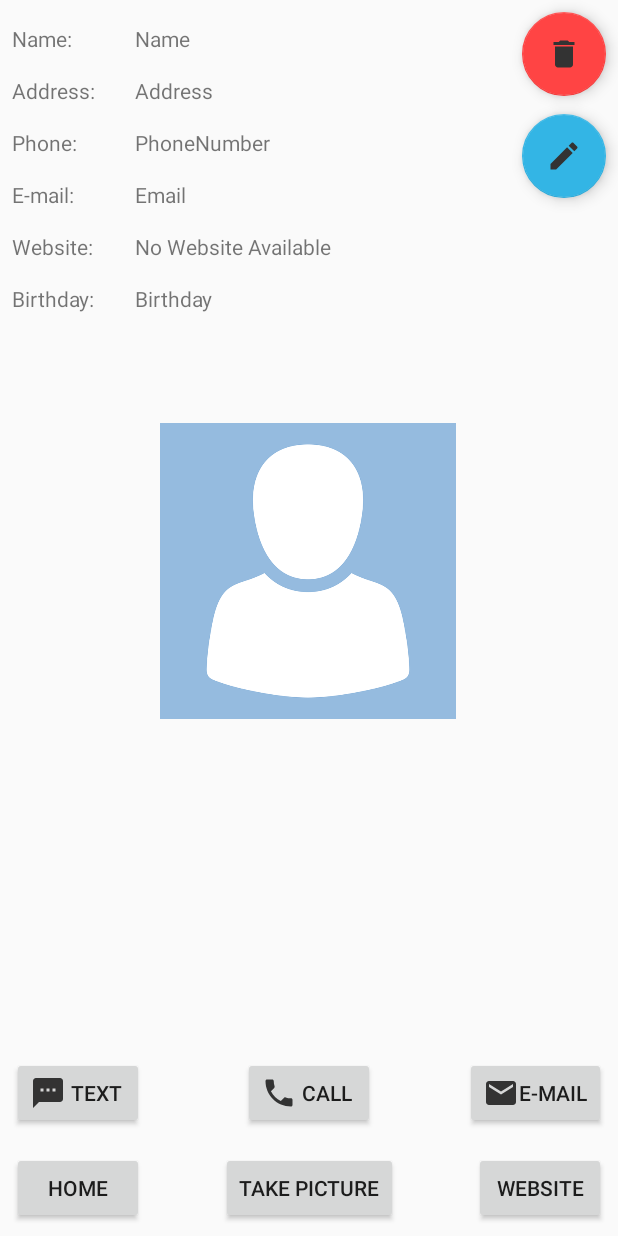
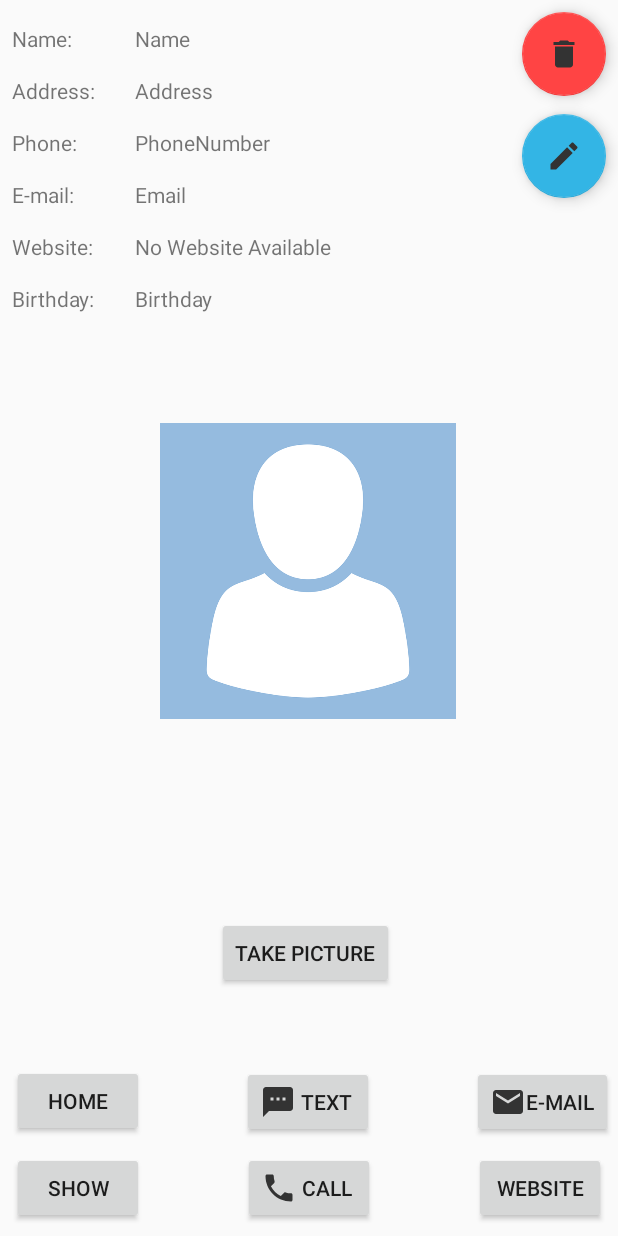
Before and after one commit to DanielSaaby/MyFriendList2, an Android app: the DetailActivity screen opened directly, with no data from a screen before it, on a phone screen of 412 x 824 dp. Run offline under Robolectric (Android 15) with nearby library versions, the phone set to English and light mode, and no system bars; pictures from the network do not load; 7 statements that could not run were skipped.

Commit message:
GPS SHITE

```diff
--- a/app/src/main/java/com/example/myfriendlist/DetailActivity.java
+++ b/app/src/main/java/com/example/myfriendlist/DetailActivity.java
@@ -279,9 +279,16 @@ public class DetailActivity extends AppCompatActivity implements IViewCallBack {
             public void onClick(View v) {
                 Toast.makeText(v.getContext(), "The EDIT function is not yet implemented", Toast.LENGTH_LONG).show();
             }
+
+
         });
 
+        findViewById(R.id.showBtn).setOnClickListener(new View.OnClickListener() {
+            @Override
+            public void onClick(View v) {
 
+            }
+        });
 
     }
 
--- a/app/src/main/java/com/example/myfriendlist/MapActivity.java
+++ b/app/src/main/java/com/example/myfriendlist/MapActivity.java
@@ -1,8 +1,11 @@
 package com.example.myfriendlist;
 
 import android.Manifest;
+import android.content.Context;
 import android.content.Intent;
 import android.content.pm.PackageManager;
+import android.location.Location;
+import android.location.LocationManager;
 import android.os.Bundle;
 import android.support.annotation.NonNull;
 import android.support.annotation.Nullable;
@@ -23,17 +26,18 @@ import com.google.android.gms.maps.model.LatLng;
 import com.google.android.gms.maps.model.Marker;
 import com.google.android.gms.maps.model.MarkerOptions;
 
-public class MapActivity extends FragmentActivity implements OnMapReadyCallback  {
+import static android.location.LocationManager.GPS_PROVIDER;
+
+public class MapActivity extends FragmentActivity implements OnMapReadyCallback {
 
     private static final LatLng BRISBANE = new LatLng(-27.47093, 153.0235);
     private Marker mBrisbane;
     private static final String TAG = "MapActivity";
-
+    private LocationManager locManager;
     private static final String FINE_LOCATION = Manifest.permission.ACCESS_FINE_LOCATION;
     private static final String COURSE_LOCATION = Manifest.permission.ACCESS_COARSE_LOCATION;
     private static final int LOCATION_PERMISSION_REQUEST_CODE = 1234;
     Friend f;
-
     private Boolean mLocationPermissionsGranted = false;
     private GoogleMap mMap;
 
@@ -44,7 +48,7 @@ public class MapActivity extends FragmentActivity implements OnMapReadyCallback
         SupportMapFragment mapFragment = (SupportMapFragment) getSupportFragmentManager()
                 .findFragmentById(R.id.map);
         mapFragment.getMapAsync(this);
-
+        locManager = (LocationManager) getSystemService(Context.LOCATION_SERVICE);
         f = (Friend) getIntent().getSerializableExtra("friend");
 
     }
@@ -53,10 +57,27 @@ public class MapActivity extends FragmentActivity implements OnMapReadyCallback
     public void onMapReady(GoogleMap googleMap) {
         mMap = googleMap;
 
-        // Add a marker in Sydney, Australia, and move the camera.
+        // Add a Home Marker from current friend
         LatLng home = new LatLng(f.getLatitude(), f.getLongitude());
         mMap.addMarker(new MarkerOptions().position(home).title("HOME"));
         mMap.moveCamera(CameraUpdateFactory.newLatLng(home));
+
+        if (ActivityCompat.checkSelfPermission(this, Manifest.permission.ACCESS_FINE_LOCATION) != PackageManager.PERMISSION_GRANTED && ActivityCompat.checkSelfPermission(this, Manifest.permission.ACCESS_COARSE_LOCATION) != PackageManager.PERMISSION_GRANTED) {
+            // TODO: Consider calling
+            //    ActivityCompat#requestPermissions
+            // here to request the missing permissions, and then overriding
+            //   public void onRequestPermissionsResult(int requestCode, String[] permissions,
+            //                                          int[] grantResults)
+            // to handle the case where the user grants the permission. See the documentation
+            // for ActivityCompat#requestPermissions for more details.
+            return;
+        }
+        Location location = locManager.getLastKnownLocation(GPS_PROVIDER);
+        double latitude = location.getLatitude();
+        double longitude = location.getLongitude();
+        LatLng currentloc = new LatLng(latitude, longitude);
+        mMap.addMarker(new MarkerOptions().position(currentloc).title("CURRENT LOCATION"));
+
     }
 
 
--- a/app/src/main/res/layout/detail_activity.xml
+++ b/app/src/main/res/layout/detail_activity.xml
@@ -10,11 +10,11 @@
         android:id="@+id/enterCameraBtn"
         android:layout_width="wrap_content"
         android:layout_height="wrap_content"
-        android:layout_marginStart="8dp"
-        android:layout_marginEnd="8dp"
-        android:layout_marginBottom="8dp"
+        android:layout_marginStart="144dp"
+        android:layout_marginEnd="149dp"
+        android:layout_marginBottom="51dp"
         android:text="Take Picture"
-        app:layout_constraintBottom_toBottomOf="parent"
+        app:layout_constraintBottom_toTopOf="@+id/textBtn"
         app:layout_constraintEnd_toEndOf="parent"
         app:layout_constraintStart_toStartOf="parent" />
 
@@ -36,35 +36,35 @@
         android:id="@+id/callBtn"
         android:layout_width="wrap_content"
         android:layout_height="wrap_content"
-        android:layout_marginStart="8dp"
-        android:layout_marginEnd="8dp"
-        android:layout_marginBottom="15dp"
+        android:layout_marginStart="66dp"
+        android:layout_marginBottom="8dp"
         android:drawableLeft="@drawable/ic_action_call"
         android:text="Call"
-        app:layout_constraintBottom_toTopOf="@+id/enterCameraBtn"
-        app:layout_constraintEnd_toEndOf="parent"
-        app:layout_constraintStart_toStartOf="parent" />
+        app:layout_constraintBottom_toBottomOf="parent"
+        app:layout_constraintStart_toEndOf="@+id/homeBtn" />
 
     <Button
         android:id="@+id/textBtn"
         android:layout_width="wrap_content"
         android:layout_height="wrap_content"
         android:layout_marginStart="8dp"
-        android:layout_marginBottom="15dp"
+        android:layout_marginEnd="8dp"
+        android:layout_marginBottom="9dp"
         android:drawableLeft="@drawable/ic_action_message"
         android:text="Text"
-        app:layout_constraintBottom_toTopOf="@+id/enterCameraBtn"
-        app:layout_constraintStart_toStartOf="parent" />
+        app:layout_constraintBottom_toTopOf="@+id/callBtn"
+        app:layout_constraintEnd_toStartOf="@+id/emailBtn"
+        app:layout_constraintStart_toEndOf="@+id/showBtn" />
 
     <Button
         android:id="@+id/emailBtn"
         android:layout_width="wrap_content"
         android:layout_height="wrap_content"
-        android:layout_marginEnd="8dp"
-        android:layout_marginBottom="15dp"
+        android:layout_marginEnd="3dp"
+        android:layout_marginBottom="9dp"
         android:drawableLeft="@drawable/ic_action_email"
         android:text="E-mail"
-        app:layout_constraintBottom_toTopOf="@+id/enterCameraBtn"
+        app:layout_constraintBottom_toTopOf="@+id/vWebsiteBtn"
         app:layout_constraintEnd_toEndOf="parent" />
 
     <Button
@@ -72,9 +72,11 @@
         android:layout_width="wrap_content"
         android:layout_height="wrap_content"
         android:layout_marginStart="8dp"
+        android:layout_marginEnd="66dp"
         android:layout_marginBottom="8dp"
-        android:text="Home"
+        android:text="Show"
         app:layout_constraintBottom_toBottomOf="parent"
+        app:layout_constraintEnd_toStartOf="@+id/callBtn"
         app:layout_constraintStart_toStartOf="parent" />
 
     <Button
@@ -232,4 +234,14 @@
         app:layout_constraintEnd_toEndOf="parent"
         app:layout_constraintTop_toTopOf="parent" />
 
+    <Button
+        android:id="@+id/showBtn"
+        android:layout_width="wrap_content"
+        android:layout_height="wrap_content"
+        android:layout_marginStart="8dp"
+        android:layout_marginBottom="10dp"
+        android:text="Home"
+        app:layout_constraintBottom_toTopOf="@+id/homeBtn"
+        app:layout_constraintStart_toStartOf="parent" />
+
 </android.support.constraint.ConstraintLayout>
```
